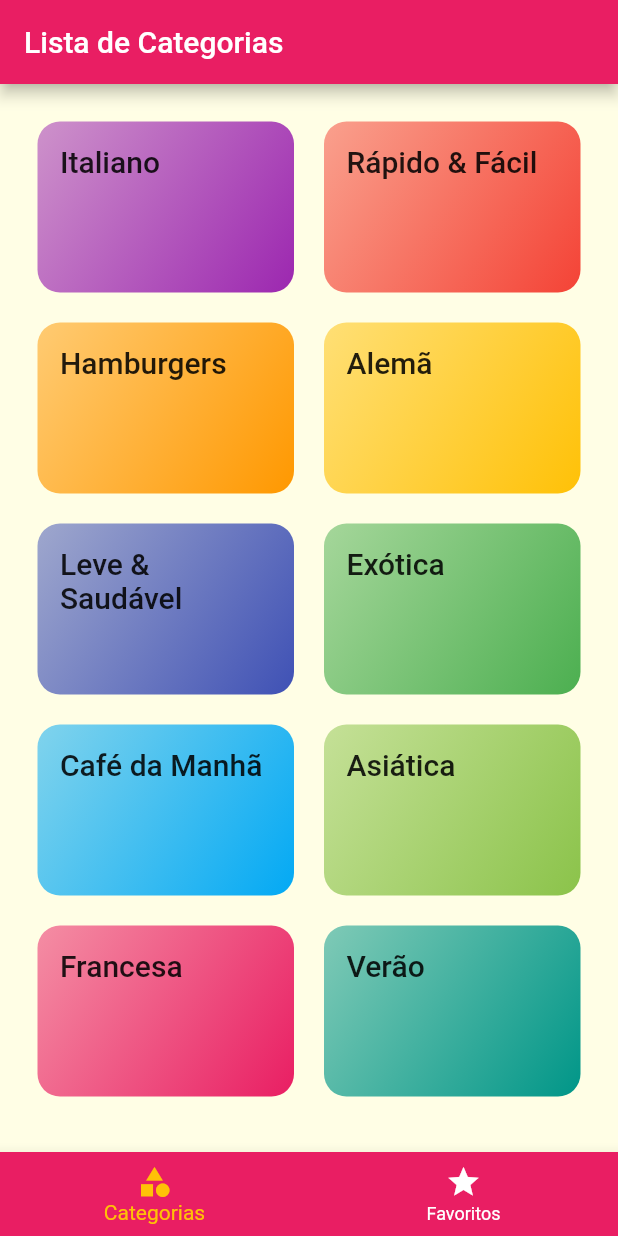
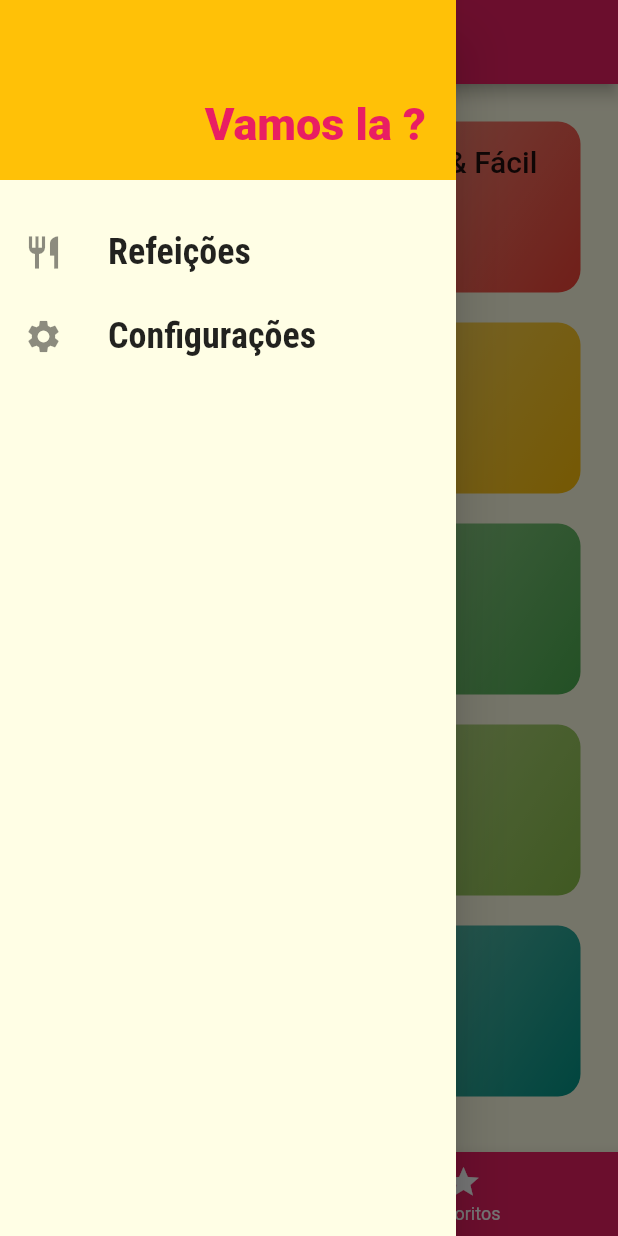
Before and after one commit to adhmattheus/Flutter, a Flutter app: the screen it shows after launch, with the side drawer open (before the commit the screen has no drawer), on a phone screen of 412 x 824 dp. Run offline on Flutter 3.47's test engine with Material 2 defaults, Android fonts, the phone set to English and light mode, and no system bars.

Commit message:
add drawer

```diff
--- /dev/null
+++ b/app_screens/lib/components/main_drawer.dart
@@ -0,0 +1,51 @@
+// ignore_for_file: prefer_const_constructors, avoid_unnecessary_containers
+
+import 'package:flutter/material.dart';
+
+class MainDrawer extends StatelessWidget {
+  const MainDrawer({Key? key}) : super(key: key);
+
+  Widget _createItem(IconData icon, String label) {
+    return ListTile(
+      leading: Icon(
+        icon,
+        size: 26,
+      ),
+      title: Text(label,
+          style: TextStyle(
+            fontFamily: 'RobotoCondensed',
+            fontSize: 24,
+            fontWeight: FontWeight.bold,
+          )),
+      onTap: () {},
+    );
+  }
+
+  @override
+  Widget build(BuildContext context) {
+    return Drawer(
+      child: Column(
+        children: [
+          Container(
+            height: 120,
+            width: double.infinity,
+            padding: EdgeInsets.all(20),
+            color: Theme.of(context).colorScheme.secondary,
+            alignment: Alignment.bottomRight,
+            child: Text(
+              'Vamos la ?',
+              style: TextStyle(
+                fontWeight: FontWeight.w900,
+                fontSize: 30,
+                color: Theme.of(context).primaryColor,
+              ),
+            ),
+          ),
+          SizedBox(height: 20),
+          _createItem(Icons.restaurant, 'Refeições'),
+          _createItem(Icons.settings, 'Configurações'),
+        ],
+      ),
+    );
+  }
+}
--- a/app_screens/lib/screens/tabs_screen.dart
+++ b/app_screens/lib/screens/tabs_screen.dart
@@ -3,6 +3,7 @@
 import 'package:flutter/material.dart';
 import 'categories_screen.dart';
 import 'favorite_screen.dart';
+import '../components/main_drawer.dart';
 
 class TabsScreen extends StatefulWidget {
   const TabsScreen({Key? key}) : super(key: key);
@@ -35,6 +36,7 @@ class _TabsScreenState extends State<TabsScreen> {
       appBar: AppBar(
         title: Text(_titles[_selectedScreenIndex]),
       ),
+      drawer: MainDrawer(),
       body: _screens[_selectedScreenIndex],
       bottomNavigationBar: BottomNavigationBar(
         onTap: _selectScreen,
```
